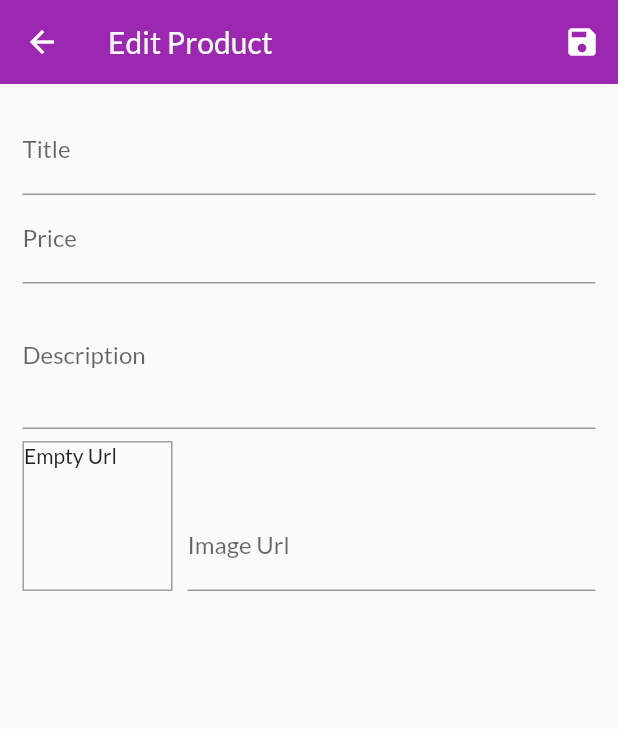
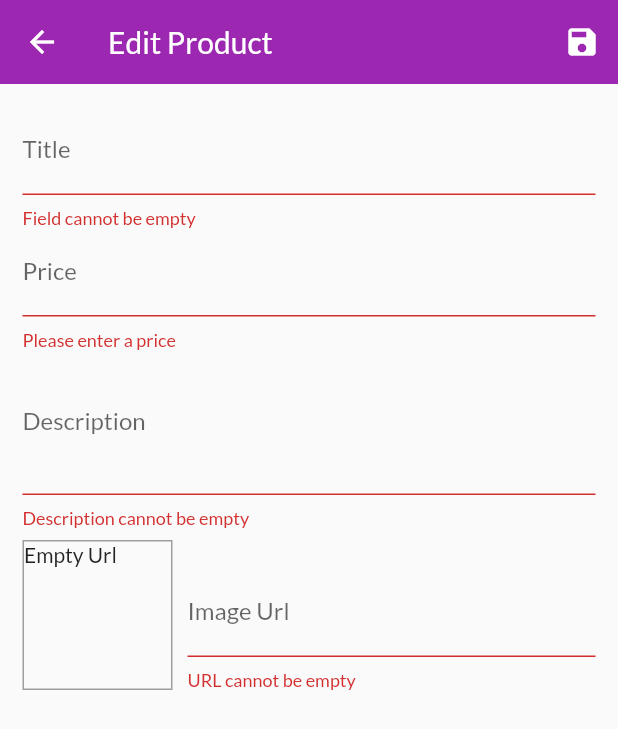
Before and after one commit to Ivy-Walobwa/shop_app, a Flutter app: the EditProductScreen screen opened by its route, after a tap on the "save" icon, on a phone screen of 412 x 824 dp. Shown: the top 729 px of the screen. Run offline on Flutter 3.47's test engine with Material 2 defaults, Android fonts, the phone set to English and light mode, and no system bars; network calls fail.

Commit message:
add validation

```diff
--- a/lib/screens/edit_product_screen.dart
+++ b/lib/screens/edit_product_screen.dart
@@ -36,18 +36,30 @@ class _EditProductScreenState extends State<EditProductScreen> {
 
   void _updateImage() {
     if (!_imageFocusNode.hasFocus) {
-      setState(() {});
+      if ((!_imageController.text.startsWith('http') &&
+              !_imageController.text.startsWith('htpps')) |
+          (!_imageController.text.endsWith('.png') &&
+              !_imageController.text.endsWith('.jpg') &&
+              !_imageController.text.endsWith('.jpeg'))) {
+        return;
+      }
+
+        setState(() {});
+      }
     }
-  }
+
 
   void _saveForm() {
+    final _isValid = _form.currentState.validate();
+    if (!_isValid) {
+      return;
+    }
     _form.currentState.save();
     print(_editProduct.title);
     print(_editProduct.description);
     print(_editProduct.imageUrl);
     print(_editProduct.price);
     print(_editProduct.id);
-
   }
 
   @override
@@ -80,13 +92,19 @@ class _EditProductScreenState extends State<EditProductScreen> {
                       description: _editProduct.description,
                     );
                   },
+                  validator: (value) {
+                    if (value.isEmpty) {
+                      return 'Field cannot be empty';
+                    }
+                    return null;
+                  },
                 ),
                 TextFormField(
                   decoration: InputDecoration(labelText: 'Price'),
                   textInputAction: TextInputAction.next,
                   keyboardType: TextInputType.number,
                   focusNode: _priceFocusNode,
-                  onSaved: (value){
+                  onSaved: (value) {
                     _editProduct = Product(
                       price: double.parse(value),
                       id: null,
@@ -98,13 +116,25 @@ class _EditProductScreenState extends State<EditProductScreen> {
                   onFieldSubmitted: (_) {
                     FocusScope.of(context).requestFocus(_descriptionFocusNode);
                   },
+                  validator: (value) {
+                    if (value.isEmpty) {
+                      return 'Please enter a price';
+                    }
+                    if (double.tryParse(value) == null) {
+                      return 'Please enter a valid number';
+                    }
+                    if (double.parse(value) <= 0) {
+                      return 'Please enter a number greater than zero';
+                    }
+                    return null;
+                  },
                 ),
                 TextFormField(
                   decoration: InputDecoration(labelText: 'Description'),
                   maxLines: 3,
                   keyboardType: TextInputType.multiline,
                   focusNode: _descriptionFocusNode,
-                  onSaved: (value){
+                  onSaved: (value) {
                     _editProduct = Product(
                       price: _editProduct.price,
                       id: null,
@@ -112,6 +142,15 @@ class _EditProductScreenState extends State<EditProductScreen> {
                       imageUrl: _editProduct.imageUrl,
                       description: value,
                     );
+                  },
+                  validator: (value) {
+                    if (value.isEmpty) {
+                      return 'Description cannot be empty';
+                    }
+                    if (value.length < 10) {
+                      return 'Description should be atleast 10 characters';
+                    }
+                    return null;
                   },
                 ),
                 Row(
@@ -143,7 +182,7 @@ class _EditProductScreenState extends State<EditProductScreen> {
                         textInputAction: TextInputAction.done,
                         controller: _imageController,
                         focusNode: _imageFocusNode,
-                        onSaved: (value){
+                        onSaved: (value) {
                           _editProduct = Product(
                             price: _editProduct.price,
                             id: null,
@@ -155,6 +194,18 @@ class _EditProductScreenState extends State<EditProductScreen> {
                         onFieldSubmitted: (_) {
                           _saveForm();
                         },
+                        validator: (value){
+                          if(value.isEmpty){
+                            return 'URL cannot be empty';
+                          }
+                          if(!value.startsWith('http') && !value.startsWith('https')){
+                            return 'Please enter a valid url';
+                          }
+                          if(!value.endsWith('png') && !value.endsWith('jpg') && !value.endsWith('jpeg')){
+                            return 'Not a valid image URL';
+                          }
+                          return null;
+                        },
                       ),
                     ),
                   ],
```
